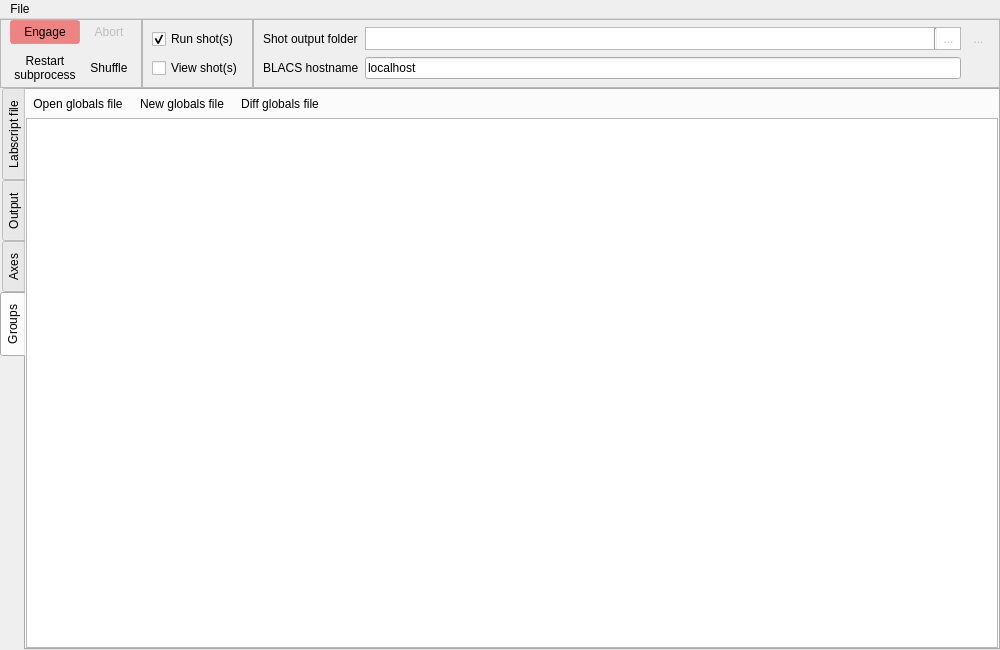
The window that main.ui (labscript-suite-archive-oldfinal1/spielman-runmanager--forked-from--labscript_suite-runmanager) describes before a commit, drawn with Qt 5.
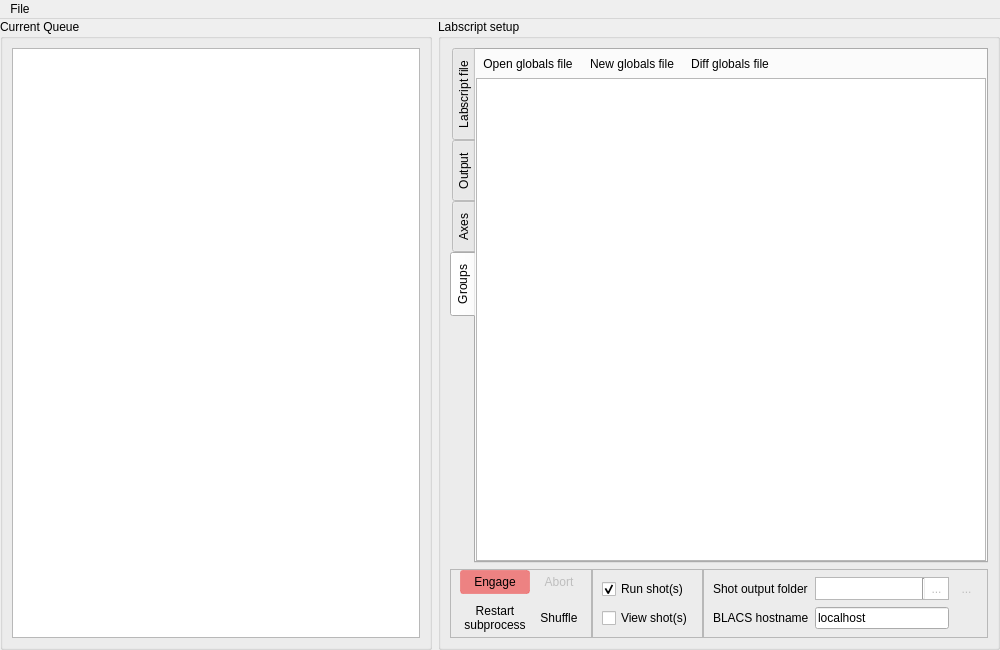
The same window after the commit. The open tabs and pages were chosen to show the change. Icons and pictures are not drawn. Custom widgets are drawn as their Qt base class.

Commit message: Updated UI of runmanager to have its own local queue.

```diff
--- a/main.ui
+++ b/main.ui
@@ -90,10 +90,7 @@
  }
 </string>
    </property>
-   <layout class="QVBoxLayout" name="verticalLayout">
-    <property name="spacing">
-     <number>0</number>
-    </property>
+   <layout class="QHBoxLayout" name="horizontalLayout_6">
     <property name="leftMargin">
      <number>0</number>
     </property>
@@ -107,368 +104,30 @@
      <number>0</number>
     </property>
     <item>
-     <layout class="QHBoxLayout" name="horizontalLayout_3">
-      <property name="spacing">
-       <number>0</number>
+     <widget class="QGroupBox" name="groupBox">
+      <property name="title">
+       <string>Current Queue</string>
       </property>
-      <property name="sizeConstraint">
-       <enum>QLayout::SetDefaultConstraint</enum>
-      </property>
+      <layout class="QVBoxLayout" name="verticalLayout_3">
       <item>
-       <widget class="QFrame" name="frame">
-        <property name="styleSheet">
-         <string notr="true"/>
-        </property>
-        <property name="frameShape">
-         <enum>QFrame::StyledPanel</enum>
-        </property>
-        <layout class="QGridLayout" name="gridLayout">
-         <property name="topMargin">
-          <number>0</number>
-         </property>
-         <property name="bottomMargin">
-          <number>0</number>
-         </property>
-         <item row="0" column="1">
-          <widget class="QPushButton" name="pushButton_abort">
-           <property name="enabled">
-            <bool>false</bool>
-           </property>
-           <property name="focusPolicy">
-            <enum>Qt::NoFocus</enum>
-           </property>
-           <property name="toolTip">
-            <string>Stop compiling shots after the current shot is compiled.
- To interrupt a compilation mid-shot, use the 'Restart subprocess' button</string>
-           </property>
-           <property name="text">
-            <string>Abort</string>
-           </property>
-           <property name="icon">
-            <iconset resource="../../Anaconda/Lib/site-packages/qtutils/icons/icons.qrc">
-             <normaloff>:/qtutils/fugue/cross-octagon.png</normaloff>:/qtutils/fugue/cross-octagon.png</iconset>
-           </property>
-          </widget>
-         </item>
-         <item row="0" column="0">
-          <widget class="QPushButton" name="pushButton_engage">
-           <property name="enabled">
-            <bool>true</bool>
-           </property>
-           <property name="focusPolicy">
-            <enum>Qt::NoFocus</enum>
-           </property>
-           <property name="toolTip">
-            <string>&lt;html&gt;&lt;head/&gt;&lt;body&gt;&lt;p&gt;Compile pending shots and submit them to BLACS if applicable.&lt;/p&gt;&lt;p&gt;Or, send the parameter space description to mise, if that option is selected.&lt;/p&gt;&lt;/body&gt;&lt;/html&gt;</string>
-           </property>
-           <property name="autoFillBackground">
-            <bool>false</bool>
-           </property>
-           <property name="styleSheet">
-            <string notr="true">QPushButton {
-	 background-color: rgb(238,96,96,192);
-     border: 1px solid rgb(238,96,96,128);
-	  border-radius: 3px;
-     padding: 4px;
- }
-
-QPushButton:hover {
-     background-color: qlineargradient(x1: 0, y1: 0, x2: 0, y2: 1,
-                                       stop: 0 #ff7878, stop: 1 #dd4848);
-     border: None;
-	 border-radius: 3px;
- }
-
- QPushButton:pressed {
-     background-color: qlineargradient(x1: 0, y1: 0, x2: 0, y2: 1,
-                                       stop: 0 #dd4848, stop: 1 #ff7878);
-     border: 1px solid #8f8f91;
-     border-radius: 3px;
- }</string>
-           </property>
-           <property name="text">
-            <string>Engage</string>
-           </property>
-           <property name="icon">
-            <iconset resource="../../Anaconda/Lib/site-packages/qtutils/icons/icons.qrc">
-             <normaloff>:/qtutils/fugue/control.png</normaloff>:/qtutils/fugue/control.png</iconset>
-           </property>
-           <property name="autoDefault">
-            <bool>false</bool>
-           </property>
-           <property name="flat">
-            <bool>false</bool>
-           </property>
-          </widget>
-         </item>
-         <item row="1" column="1">
-          <widget class="QPushButton" name="pushButton_shuffle">
-           <property name="focusPolicy">
-            <enum>Qt::NoFocus</enum>
-           </property>
-           <property name="toolTip">
-            <string>&lt;html&gt;&lt;head/&gt;&lt;body&gt;&lt;p&gt;Send compiled shots to BLACS in a random order, to prevent scanned parameters correlating with temporal drifts.&lt;/p&gt;&lt;/body&gt;&lt;/html&gt;</string>
-           </property>
-           <property name="text">
-            <string>Shuffle</string>
-           </property>
-           <property name="icon">
-            <iconset resource="../../Anaconda/Lib/site-packages/qtutils/icons/icons.qrc">
-             <normaloff>:/qtutils/fugue/arrow-switch.png</normaloff>:/qtutils/fugue/arrow-switch.png</iconset>
-           </property>
-           <property name="checkable">
-            <bool>true</bool>
-           </property>
-          </widget>
-         </item>
-         <item row="1" column="0">
-          <widget class="QPushButton" name="pushButton_restart_subprocess">
-           <property name="focusPolicy">
-            <enum>Qt::NoFocus</enum>
-           </property>
-           <property name="toolTip">
-            <string>&lt;html&gt;&lt;head/&gt;&lt;body&gt;&lt;p&gt;Forcefully restart the compilation subprocess, stopping any compilation in process.&lt;/p&gt;&lt;p&gt;This can be useful if the child process is misbehaving for any reason.&lt;/p&gt;&lt;/body&gt;&lt;/html&gt;</string>
-           </property>
-           <property name="text">
-            <string>Restart
-subprocess</string>
-           </property>
-           <property name="icon">
-            <iconset resource="../../Anaconda/Lib/site-packages/qtutils/icons/icons.qrc">
-             <normaloff>:/qtutils/fugue/arrow-circle-135-left.png</normaloff>:/qtutils/fugue/arrow-circle-135-left.png</iconset>
-           </property>
-          </widget>
-         </item>
-        </layout>
-       </widget>
-      </item>
+        <widget class="QTableWidget" name="Queue_tableWidget"/>
+       </item>
       <item>
-       <widget class="QFrame" name="frame">
-        <property name="sizePolicy">
-         <sizepolicy hsizetype="Minimum" vsizetype="Preferred">
-          <horstretch>0</horstretch>
-          <verstretch>0</verstretch>
-         </sizepolicy>
-        </property>
-        <property name="frameShape">
-         <enum>QFrame::StyledPanel</enum>
-        </property>
-        <layout class="QVBoxLayout" name="verticalLayout_2">
-         <property name="spacing">
-          <number>9</number>
-         </property>
-         <property name="sizeConstraint">
-          <enum>QLayout::SetDefaultConstraint</enum>
-         </property>
-         <item>
-          <widget class="QCheckBox" name="checkBox_run_shots">
-           <property name="toolTip">
-            <string>Send the shot files to BLACS after compilation</string>
-           </property>
-           <property name="text">
-            <string>Run shot(s)</string>
-           </property>
-           <property name="checked">
-            <bool>true</bool>
-           </property>
-          </widget>
-         </item>
-         <item>
-          <widget class="QCheckBox" name="checkBox_view_shots">
-           <property name="toolTip">
-            <string>Open the shot files in runviewer after compilation</string>
-           </property>
-           <property name="text">
-            <string>View shot(s)</string>
-           </property>
-          </widget>
-         </item>
+        <layout class="QVBoxLayout" name="verticalLayout"/>
+       </item>
         </layout>
        </widget>
       </item>
       <item>
-       <widget class="QFrame" name="frame">
-        <property name="sizePolicy">
-         <sizepolicy hsizetype="Expanding" vsizetype="Preferred">
-          <horstretch>1</horstretch>
-          <verstretch>0</verstretch>
-         </sizepolicy>
-        </property>
-        <property name="frameShape">
-         <enum>QFrame::StyledPanel</enum>
-        </property>
-        <property name="frameShadow">
-         <enum>QFrame::Plain</enum>
-        </property>
-        <layout class="QGridLayout" name="gridLayout_3">
-         <property name="sizeConstraint">
-          <enum>QLayout::SetDefaultConstraint</enum>
-         </property>
-         <property name="leftMargin">
-          <number>9</number>
-         </property>
-         <property name="topMargin">
-          <number>6</number>
-         </property>
-         <property name="bottomMargin">
-          <number>6</number>
-         </property>
-         <item row="2" column="1">
-          <widget class="QLineEdit" name="lineEdit_BLACS_hostname">
-           <property name="toolTip">
-            <string>&lt;html&gt;&lt;head/&gt;&lt;body&gt;&lt;p&gt;The host computer running BLACS.&lt;/p&gt;&lt;/body&gt;&lt;/html&gt;</string>
-           </property>
-           <property name="text">
-            <string>localhost</string>
-           </property>
-           <property name="frame">
-            <bool>true</bool>
-           </property>
-          </widget>
-         </item>
-         <item row="1" column="2">
-          <widget class="QToolButton" name="toolButton_reset_shot_output_folder">
-           <property name="enabled">
-            <bool>false</bool>
-           </property>
-           <property name="toolTip">
-            <string>&lt;html&gt;&lt;head/&gt;&lt;body&gt;&lt;p&gt;Reset to default output folder.&lt;/p&gt;&lt;p&gt;If the folder does not exist it will be created at compile-time.&lt;/p&gt;&lt;/body&gt;&lt;/html&gt;</string>
-           </property>
-           <property name="text">
-            <string>...</string>
-           </property>
-           <property name="icon">
-            <iconset resource="../../Anaconda/Lib/site-packages/qtutils/icons/icons.qrc">
-             <normaloff>:/qtutils/fugue/arrow-turn-180-left.png</normaloff>:/qtutils/fugue/arrow-turn-180-left.png</iconset>
-           </property>
-          </widget>
-         </item>
-         <item row="1" column="0">
-          <widget class="QLabel" name="label_2">
-           <property name="text">
-            <string>Shot output folder</string>
-           </property>
-          </widget>
-         </item>
-         <item row="2" column="0">
-          <widget class="QLabel" name="label">
-           <property name="text">
-            <string>BLACS hostname</string>
-           </property>
-          </widget>
-         </item>
-         <item row="1" column="1">
-          <widget class="QFrame" name="frame">
-           <property name="sizePolicy">
-            <sizepolicy hsizetype="Preferred" vsizetype="Preferred">
-             <horstretch>0</horstretch>
-             <verstretch>0</verstretch>
-            </sizepolicy>
-           </property>
-           <property name="sizeIncrement">
-            <size>
-             <width>0</width>
-             <height>0</height>
-            </size>
-           </property>
-           <property name="frameShape">
-            <enum>QFrame::StyledPanel</enum>
-           </property>
-           <layout class="QHBoxLayout" name="horizontalLayout">
-            <property name="spacing">
-             <number>0</number>
-            </property>
-            <property name="leftMargin">
-             <number>0</number>
-            </property>
-            <property name="topMargin">
-             <number>0</number>
-            </property>
-            <property name="rightMargin">
-             <number>0</number>
-            </property>
-            <property name="bottomMargin">
-             <number>0</number>
-            </property>
+     <widget class="QGroupBox" name="groupBox_2">
+      <property name="title">
+       <string>Labscript setup</string>
+      </property>
+      <layout class="QVBoxLayout" name="verticalLayout_11">
             <item>
-             <widget class="QLineEdit" name="lineEdit_shot_output_folder">
-              <property name="sizePolicy">
-               <sizepolicy hsizetype="Expanding" vsizetype="Ignored">
-                <horstretch>0</horstretch>
-                <verstretch>0</verstretch>
-               </sizepolicy>
-              </property>
-              <property name="toolTip">
-               <string>&lt;html&gt;&lt;head/&gt;&lt;body&gt;&lt;p&gt;The folder in which newly compiled shot files will be placed.&lt;/p&gt;&lt;p&gt;If the folder does not exist, it will be created at compile time.&lt;/p&gt;&lt;/body&gt;&lt;/html&gt;</string>
-              </property>
-              <property name="styleSheet">
-               <string notr="true"/>
-              </property>
-              <property name="frame">
-               <bool>false</bool>
-              </property>
-              <property name="readOnly">
-               <bool>true</bool>
-              </property>
-             </widget>
-            </item>
-            <item>
-             <widget class="Line" name="line_2">
-              <property name="orientation">
-               <enum>Qt::Vertical</enum>
-              </property>
-             </widget>
-            </item>
-            <item>
-             <widget class="QToolButton" name="toolButton_select_shot_output_folder">
-              <property name="enabled">
-               <bool>false</bool>
-              </property>
-              <property name="toolTip">
-               <string>Select folder ...</string>
-              </property>
-              <property name="styleSheet">
-               <string notr="true">QToolButton{
-    border: none;
-    background: white;
-    padding: 2px;
-}
-
-QToolButton:hover {
-     background-color: qlineargradient(x1: 0, y1: 0, x2: 0, y2: 1,
-                                       stop: 0 #f6f7fa, stop: 1 #dadbde);
- }
-
- QToolButton:pressed {
-     background-color: qlineargradient(x1: 0, y1: 0, x2: 0, y2: 1,
-                                       stop: 0 #dadbde, stop: 1 #f6f7fa);
- }</string>
-              </property>
-              <property name="text">
-               <string>...</string>
-              </property>
-              <property name="icon">
-               <iconset resource="../../Anaconda/Lib/site-packages/qtutils/icons/icons.qrc">
-                <normaloff>:/qtutils/fugue/folder-horizontal-open.png</normaloff>:/qtutils/fugue/folder-horizontal-open.png</iconset>
-              </property>
-             </widget>
-            </item>
-           </layout>
-          </widget>
-         </item>
-        </layout>
-       </widget>
-      </item>
-     </layout>
-    </item>
+        <layout class="QVBoxLayout" name="verticalLayout_10">
     <item>
      <widget class="FingerTabWidget" name="tabWidget">
-      <property name="sizePolicy">
-       <sizepolicy hsizetype="Expanding" vsizetype="Expanding">
-        <horstretch>0</horstretch>
-        <verstretch>1</verstretch>
-       </sizepolicy>
-      </property>
       <property name="autoFillBackground">
        <bool>false</bool>
       </property>
@@ -942,8 +601,8 @@
             <rect>
              <x>0</x>
              <y>0</y>
-             <width>971</width>
-             <height>523</height>
+                  <width>522</width>
+                  <height>482</height>
             </rect>
            </property>
            <layout class="QVBoxLayout" name="verticalLayout_6">
@@ -977,6 +636,366 @@
       </widget>
      </widget>
     </item>
+         <item>
+          <layout class="QHBoxLayout" name="horizontalLayout_3">
+           <property name="spacing">
+            <number>0</number>
+           </property>
+           <property name="sizeConstraint">
+            <enum>QLayout::SetDefaultConstraint</enum>
+           </property>
+           <item>
+            <widget class="QFrame" name="frame">
+             <property name="styleSheet">
+              <string notr="true"/>
+             </property>
+             <property name="frameShape">
+              <enum>QFrame::StyledPanel</enum>
+             </property>
+             <layout class="QGridLayout" name="gridLayout">
+              <property name="topMargin">
+               <number>0</number>
+              </property>
+              <property name="bottomMargin">
+               <number>0</number>
+              </property>
+              <item row="0" column="1">
+               <widget class="QPushButton" name="pushButton_abort">
+                <property name="enabled">
+                 <bool>false</bool>
+                </property>
+                <property name="focusPolicy">
+                 <enum>Qt::NoFocus</enum>
+                </property>
+                <property name="toolTip">
+                 <string>Stop compiling shots after the current shot is compiled.
+ To interrupt a compilation mid-shot, use the 'Restart subprocess' button</string>
+                </property>
+                <property name="text">
+                 <string>Abort</string>
+                </property>
+                <property name="icon">
+                 <iconset resource="../../Anaconda/Lib/site-packages/qtutils/icons/icons.qrc">
+                  <normaloff>:/qtutils/fugue/cross-octagon.png</normaloff>:/qtutils/fugue/cross-octagon.png</iconset>
+                </property>
+               </widget>
+              </item>
+              <item row="0" column="0">
+               <widget class="QPushButton" name="pushButton_engage">
+                <property name="enabled">
+                 <bool>true</bool>
+                </property>
+                <property name="focusPolicy">
+                 <enum>Qt::NoFocus</enum>
+                </property>
+                <property name="toolTip">
+                 <string>&lt;html&gt;&lt;head/&gt;&lt;body&gt;&lt;p&gt;Compile pending shots and submit them to BLACS if applicable.&lt;/p&gt;&lt;p&gt;Or, send the parameter space description to mise, if that option is selected.&lt;/p&gt;&lt;/body&gt;&lt;/html&gt;</string>
+                </property>
+                <property name="autoFillBackground">
+                 <bool>false</bool>
+                </property>
+                <property name="styleSheet">
+                 <string notr="true">QPushButton {
+	 background-color: rgb(238,96,96,192);
+     border: 1px solid rgb(238,96,96,128);
+	  border-radius: 3px;
+     padding: 4px;
+ }
+
+QPushButton:hover {
+     background-color: qlineargradient(x1: 0, y1: 0, x2: 0, y2: 1,
+                                       stop: 0 #ff7878, stop: 1 #dd4848);
+     border: None;
+	 border-radius: 3px;
+ }
+
+ QPushButton:pressed {
+     background-color: qlineargradient(x1: 0, y1: 0, x2: 0, y2: 1,
+                                       stop: 0 #dd4848, stop: 1 #ff7878);
+     border: 1px solid #8f8f91;
+     border-radius: 3px;
+ }</string>
+                </property>
+                <property name="text">
+                 <string>Engage</string>
+                </property>
+                <property name="icon">
+                 <iconset resource="../../Anaconda/Lib/site-packages/qtutils/icons/icons.qrc">
+                  <normaloff>:/qtutils/fugue/control.png</normaloff>:/qtutils/fugue/control.png</iconset>
+                </property>
+                <property name="autoDefault">
+                 <bool>false</bool>
+                </property>
+                <property name="flat">
+                 <bool>false</bool>
+                </property>
+               </widget>
+              </item>
+              <item row="1" column="1">
+               <widget class="QPushButton" name="pushButton_shuffle">
+                <property name="focusPolicy">
+                 <enum>Qt::NoFocus</enum>
+                </property>
+                <property name="toolTip">
+                 <string>&lt;html&gt;&lt;head/&gt;&lt;body&gt;&lt;p&gt;Send compiled shots to BLACS in a random order, to prevent scanned parameters correlating with temporal drifts.&lt;/p&gt;&lt;/body&gt;&lt;/html&gt;</string>
+                </property>
+                <property name="text">
+                 <string>Shuffle</string>
+                </property>
+                <property name="icon">
+                 <iconset resource="../../Anaconda/Lib/site-packages/qtutils/icons/icons.qrc">
+                  <normaloff>:/qtutils/fugue/arrow-switch.png</normaloff>:/qtutils/fugue/arrow-switch.png</iconset>
+                </property>
+                <property name="checkable">
+                 <bool>true</bool>
+                </property>
+               </widget>
+              </item>
+              <item row="1" column="0">
+               <widget class="QPushButton" name="pushButton_restart_subprocess">
+                <property name="focusPolicy">
+                 <enum>Qt::NoFocus</enum>
+                </property>
+                <property name="toolTip">
+                 <string>&lt;html&gt;&lt;head/&gt;&lt;body&gt;&lt;p&gt;Forcefully restart the compilation subprocess, stopping any compilation in process.&lt;/p&gt;&lt;p&gt;This can be useful if the child process is misbehaving for any reason.&lt;/p&gt;&lt;/body&gt;&lt;/html&gt;</string>
+                </property>
+                <property name="text">
+                 <string>Restart
+subprocess</string>
+                </property>
+                <property name="icon">
+                 <iconset resource="../../Anaconda/Lib/site-packages/qtutils/icons/icons.qrc">
+                  <normaloff>:/qtutils/fugue/arrow-circle-135-left.png</normaloff>:/qtutils/fugue/arrow-circle-135-left.png</iconset>
+                </property>
+               </widget>
+              </item>
+             </layout>
+            </widget>
+           </item>
+           <item>
+            <widget class="QFrame" name="frame">
+             <property name="sizePolicy">
+              <sizepolicy hsizetype="Minimum" vsizetype="Preferred">
+               <horstretch>0</horstretch>
+               <verstretch>0</verstretch>
+              </sizepolicy>
+             </property>
+             <property name="frameShape">
+              <enum>QFrame::StyledPanel</enum>
+             </property>
+             <layout class="QVBoxLayout" name="verticalLayout_2">
+              <property name="spacing">
+               <number>9</number>
+              </property>
+              <property name="sizeConstraint">
+               <enum>QLayout::SetDefaultConstraint</enum>
+              </property>
+              <item>
+               <widget class="QCheckBox" name="checkBox_run_shots">
+                <property name="toolTip">
+                 <string>Send the shot files to BLACS after compilation</string>
+                </property>
+                <property name="text">
+                 <string>Run shot(s)</string>
+                </property>
+                <property name="checked">
+                 <bool>true</bool>
+                </property>
+               </widget>
+              </item>
+              <item>
+               <widget class="QCheckBox" name="checkBox_view_shots">
+                <property name="toolTip">
+                 <string>Open the shot files in runviewer after compilation</string>
+                </property>
+                <property name="text">
+                 <string>View shot(s)</string>
+                </property>
+               </widget>
+              </item>
+             </layout>
+            </widget>
+           </item>
+           <item>
+            <widget class="QFrame" name="frame">
+             <property name="sizePolicy">
+              <sizepolicy hsizetype="Expanding" vsizetype="Preferred">
+               <horstretch>1</horstretch>
+               <verstretch>0</verstretch>
+              </sizepolicy>
+             </property>
+             <property name="frameShape">
+              <enum>QFrame::StyledPanel</enum>
+             </property>
+             <property name="frameShadow">
+              <enum>QFrame::Plain</enum>
+             </property>
+             <layout class="QGridLayout" name="gridLayout_3">
+              <property name="sizeConstraint">
+               <enum>QLayout::SetDefaultConstraint</enum>
+              </property>
+              <property name="leftMargin">
+               <number>9</number>
+              </property>
+              <property name="topMargin">
+               <number>6</number>
+              </property>
+              <property name="bottomMargin">
+               <number>6</number>
+              </property>
+              <item row="2" column="1">
+               <widget class="QLineEdit" name="lineEdit_BLACS_hostname">
+                <property name="toolTip">
+                 <string>&lt;html&gt;&lt;head/&gt;&lt;body&gt;&lt;p&gt;The host computer running BLACS.&lt;/p&gt;&lt;/body&gt;&lt;/html&gt;</string>
+                </property>
+                <property name="text">
+                 <string>localhost</string>
+                </property>
+                <property name="frame">
+                 <bool>true</bool>
+                </property>
+               </widget>
+              </item>
+              <item row="1" column="2">
+               <widget class="QToolButton" name="toolButton_reset_shot_output_folder">
+                <property name="enabled">
+                 <bool>false</bool>
+                </property>
+                <property name="toolTip">
+                 <string>&lt;html&gt;&lt;head/&gt;&lt;body&gt;&lt;p&gt;Reset to default output folder.&lt;/p&gt;&lt;p&gt;If the folder does not exist it will be created at compile-time.&lt;/p&gt;&lt;/body&gt;&lt;/html&gt;</string>
+                </property>
+                <property name="text">
+                 <string>...</string>
+                </property>
+                <property name="icon">
+                 <iconset resource="../../Anaconda/Lib/site-packages/qtutils/icons/icons.qrc">
+                  <normaloff>:/qtutils/fugue/arrow-turn-180-left.png</normaloff>:/qtutils/fugue/arrow-turn-180-left.png</iconset>
+                </property>
+               </widget>
+              </item>
+              <item row="1" column="0">
+               <widget class="QLabel" name="label_2">
+                <property name="text">
+                 <string>Shot output folder</string>
+                </property>
+               </widget>
+              </item>
+              <item row="2" column="0">
+               <widget class="QLabel" name="label">
+                <property name="text">
+                 <string>BLACS hostname</string>
+                </property>
+               </widget>
+              </item>
+              <item row="1" column="1">
+               <widget class="QFrame" name="frame">
+                <property name="sizePolicy">
+                 <sizepolicy hsizetype="Preferred" vsizetype="Preferred">
+                  <horstretch>0</horstretch>
+                  <verstretch>0</verstretch>
+                 </sizepolicy>
+                </property>
+                <property name="sizeIncrement">
+                 <size>
+                  <width>0</width>
+                  <height>0</height>
+                 </size>
+                </property>
+                <property name="frameShape">
+                 <enum>QFrame::StyledPanel</enum>
+                </property>
+                <layout class="QHBoxLayout" name="horizontalLayout">
+                 <property name="spacing">
+                  <number>0</number>
+                 </property>
+                 <property name="leftMargin">
+                  <number>0</number>
+                 </property>
+                 <property name="topMargin">
+                  <number>0</number>
+                 </property>
+                 <property name="rightMargin">
+                  <number>0</number>
+                 </property>
+                 <property name="bottomMargin">
+                  <number>0</number>
+                 </property>
+                 <item>
+                  <widget class="QLineEdit" name="lineEdit_shot_output_folder">
+                   <property name="sizePolicy">
+                    <sizepolicy hsizetype="Expanding" vsizetype="Ignored">
+                     <horstretch>0</horstretch>
+                     <verstretch>0</verstretch>
+                    </sizepolicy>
+                   </property>
+                   <property name="toolTip">
+                    <string>&lt;html&gt;&lt;head/&gt;&lt;body&gt;&lt;p&gt;The folder in which newly compiled shot files will be placed.&lt;/p&gt;&lt;p&gt;If the folder does not exist, it will be created at compile time.&lt;/p&gt;&lt;/body&gt;&lt;/html&gt;</string>
+                   </property>
+                   <property name="styleSheet">
+                    <string notr="true"/>
+                   </property>
+                   <property name="frame">
+                    <bool>false</bool>
+                   </property>
+                   <property name="readOnly">
+                    <bool>true</bool>
+                   </property>
+                  </widget>
+                 </item>
+                 <item>
+                  <widget class="Line" name="line_2">
+                   <property name="orientation">
+                    <enum>Qt::Vertical</enum>
+                   </property>
+                  </widget>
+                 </item>
+                 <item>
+                  <widget class="QToolButton" name="toolButton_select_shot_output_folder">
+                   <property name="enabled">
+                    <bool>false</bool>
+                   </property>
+                   <property name="toolTip">
+                    <string>Select folder ...</string>
+                   </property>
+                   <property name="styleSheet">
+                    <string notr="true">QToolButton{
+    border: none;
+    background: white;
+    padding: 2px;
+}
+
+QToolButton:hover {
+     background-color: qlineargradient(x1: 0, y1: 0, x2: 0, y2: 1,
+                                       stop: 0 #f6f7fa, stop: 1 #dadbde);
+ }
+
+ QToolButton:pressed {
+     background-color: qlineargradient(x1: 0, y1: 0, x2: 0, y2: 1,
+                                       stop: 0 #dadbde, stop: 1 #f6f7fa);
+ }</string>
+                   </property>
+                   <property name="text">
+                    <string>...</string>
+                   </property>
+                   <property name="icon">
+                    <iconset resource="../../Anaconda/Lib/site-packages/qtutils/icons/icons.qrc">
+                     <normaloff>:/qtutils/fugue/folder-horizontal-open.png</normaloff>:/qtutils/fugue/folder-horizontal-open.png</iconset>
+                   </property>
+                  </widget>
+                 </item>
+                </layout>
+               </widget>
+              </item>
+             </layout>
+            </widget>
+           </item>
+          </layout>
+         </item>
+        </layout>
+       </item>
+      </layout>
+     </widget>
+    </item>
    </layout>
   </widget>
   <widget class="QMenuBar" name="menuBar">
```
Left out of the diff: 7 changed lines with no effect on the pictures. Lines whose indentation alone changed are shown as unchanged.
